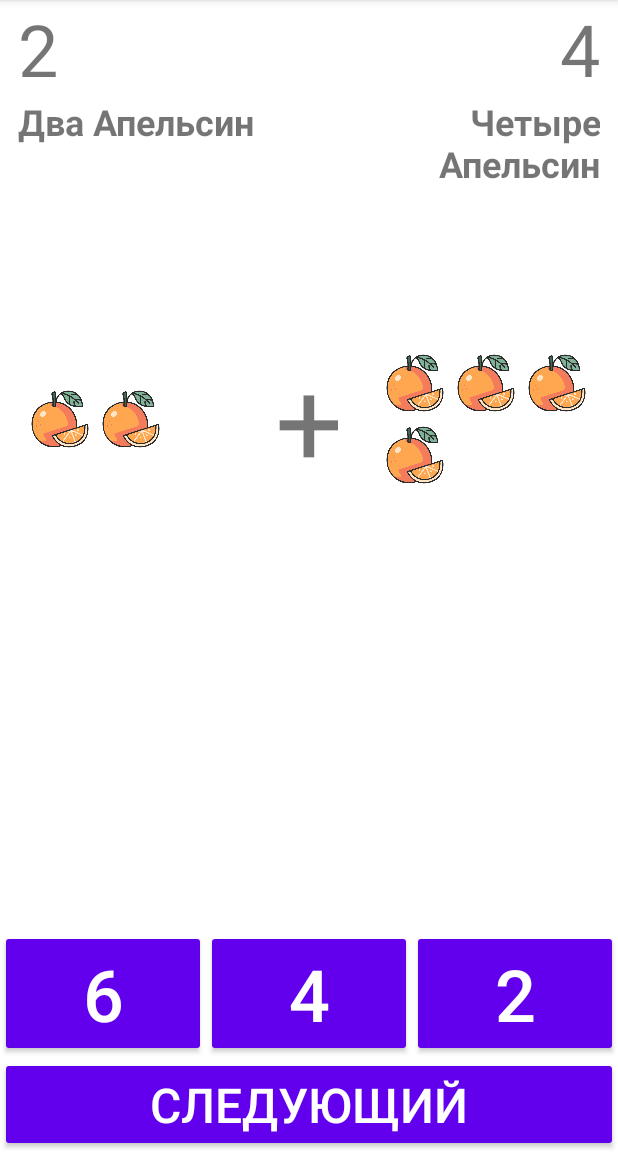
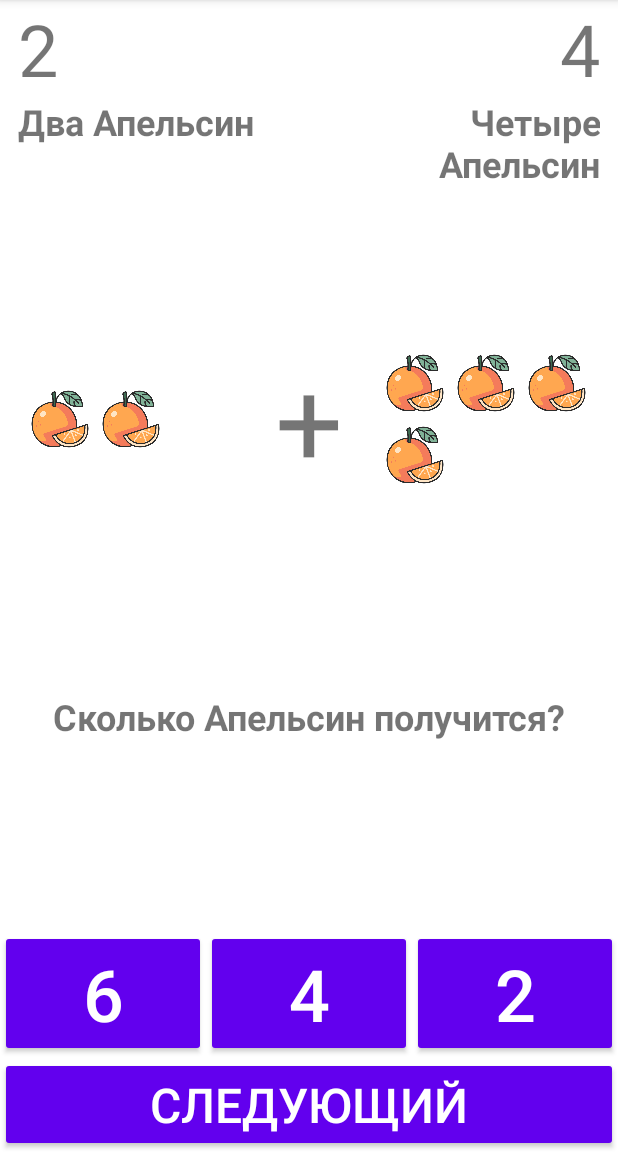
Before and after one commit to 1Alexander1-oss/KLSChildGame, an Android app: the ArithmeticActivity screen opened directly, with no data from a screen before it, on a phone screen of 412 x 824 dp, the part 84-1236 px from its top. Run offline under Robolectric (Android 15) with nearby library versions, the light colour scheme and no system bars.

Commit message:
add possibility to change TextView

```diff
--- a/app/src/main/java/com/nyx/klschildgame/ArithmeticActivity.kt
+++ b/app/src/main/java/com/nyx/klschildgame/ArithmeticActivity.kt
@@ -20,6 +20,7 @@
     private lateinit var centerOption: Button
     private lateinit var rightOption: Button
     private lateinit var outcomeImages: GridView
+    private lateinit var refreshButton: Button
 
     private val firstTerm = getRandomTerm()
     private val secondTerm = getRandomTerm()
@@ -41,27 +42,43 @@
         centerOption = findViewById(R.id.center_option)
         rightOption = findViewById(R.id.right_option)
         outcomeImages = findViewById(R.id.outcome_images)
+        refreshButton = findViewById(R.id.refresh)
 
         setupAdapters(firstTerm, secondTerm)
         setOutcomeAdapter()
         setAuxiliaryText(firstTerm, secondTerm)
         setButtonText()
-        setOutcome()
-
+        setQuestion()
 
         leftTerm.text = firstTerm.toString()
         rightTerm.text = secondTerm.toString()
 
-        leftOption.setOnClickListener { makeAnswerVisible() }
-        rightOption.setOnClickListener { makeAnswerVisible() }
-        centerOption.setOnClickListener { makeAnswerVisible() }
+        leftOption.setOnClickListener { showAnswer() }
+        rightOption.setOnClickListener { showAnswer() }
+        centerOption.setOnClickListener { showAnswer() }
     }
 
-    private fun makeAnswerVisible() {
-        outcomeText.visibility = View.VISIBLE
-        outcomeImages.visibility = View.VISIBLE
+    private fun setQuestion() {
+        val question = resources.getQuantityString(
+            arithmeticSubject.stringResourceId,
+            firstTerm
+        )
+
+        outcomeText.text = "Сколько $question получится?"
     }
 
+    private fun showAnswer() {
+        outcomeImages.visibility = View.VISIBLE
+
+        val firstPart = rightAnswer
+        val secondPart = resources.getQuantityString(
+            arithmeticSubject.stringResourceId,
+            firstPart,
+            firstPart
+        )
+
+        outcomeText.text = "$rightAnswer $secondPart"
+    }
 
     private fun getRandomTerm(): Int {
         return Random.nextInt(1, 6)
@@ -78,17 +95,6 @@
             }
         }
         return result
-    }
-
-    private fun setOutcome() {
-        val firstPart = rightAnswer
-        val secondPart = resources.getQuantityString(
-            arithmeticSubject.stringResourceId,
-            firstPart,
-            firstPart
-        )
-        outcomeText.text = "$rightAnswer $secondPart"
-
     }
 
     private fun setOutcomeAdapter() {
--- a/app/src/main/res/layout/activity_arithmetic.xml
+++ b/app/src/main/res/layout/activity_arithmetic.xml
@@ -101,25 +101,24 @@
     <LinearLayout
         android:layout_width="match_parent"
         android:layout_height="wrap_content"
-        android:orientation="vertical"
-        android:layout_weight="0">
+        android:layout_weight="0"
+        android:orientation="vertical">
 
         <TextView
             android:id="@+id/outcome_text"
             android:layout_width="match_parent"
             android:layout_height="88dp"
             android:gravity="center"
+            tools:text="Вопрос"
             android:textSize="24sp"
-            android:textStyle="bold"
-            android:visibility="invisible"
-            tools:text="ИТОГ" />
+            android:textStyle="bold" />
 
         <GridView
             android:id="@+id/outcome_images"
             android:layout_width="match_parent"
             android:layout_height="98dp"
             android:numColumns="5"
-            android:visibility="invisible"/>
+            android:visibility="invisible" />
 
     </LinearLayout>
 
```
Also changed, not shown: 1 other file.
